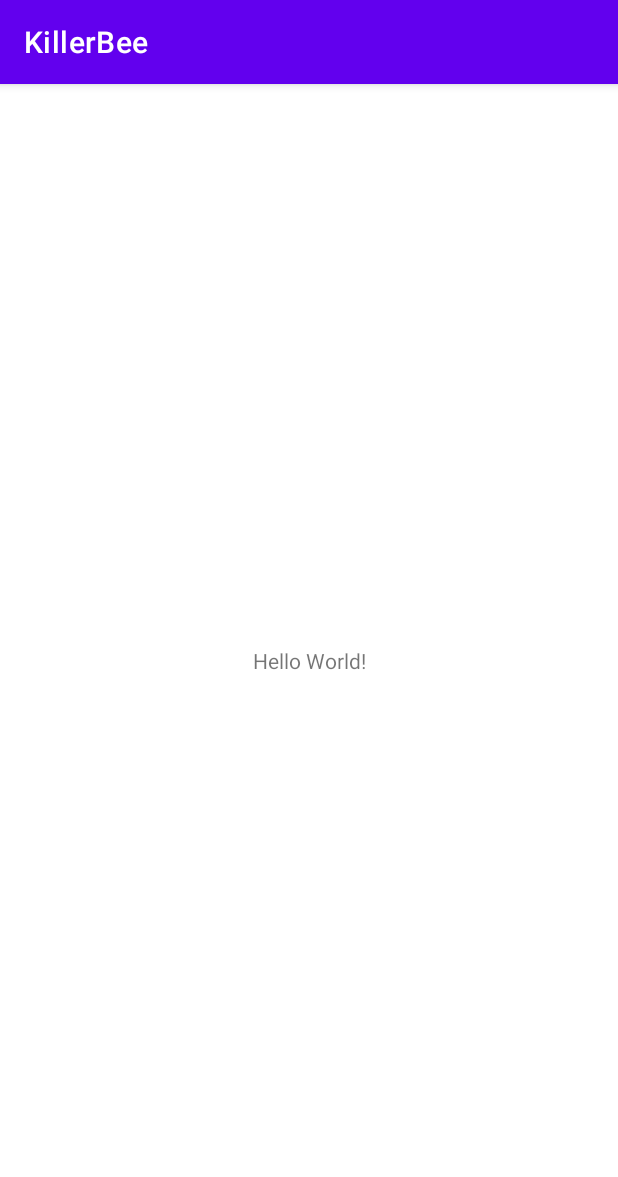
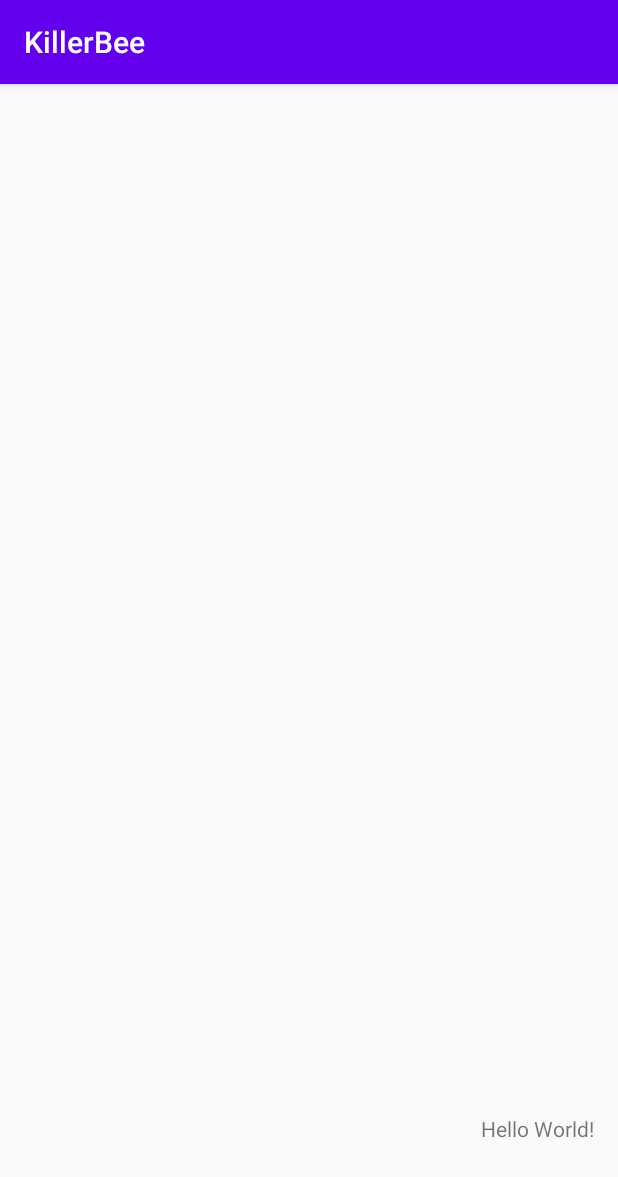
Before and after one commit to adonmo/killerbee, an Android app: the screen it shows after launch (MainActivity), on a phone screen of 412 x 824 dp. Shown: the top 1177 px of the screen. Run offline under Robolectric (Android 15) with nearby library versions, the phone set to English and light mode, and no system bars.

```diff
--- a/app/src/main/res/layout/activity_main.xml
+++ b/app/src/main/res/layout/activity_main.xml
@@ -11,8 +11,10 @@
         android:layout_height="wrap_content"
         android:text="Hello World!"
         app:layout_constraintBottom_toBottomOf="parent"
+        app:layout_constraintHorizontal_bias="0.952"
         app:layout_constraintLeft_toLeftOf="parent"
         app:layout_constraintRight_toRightOf="parent"
-        app:layout_constraintTop_toTopOf="parent" />
+        app:layout_constraintTop_toTopOf="parent"
+        app:layout_constraintVertical_bias="0.917" />
 
 </androidx.constraintlayout.widget.ConstraintLayout>
--- a/app/src/main/res/values-night/themes.xml
+++ b/app/src/main/res/values-night/themes.xml
@@ -1,16 +1,7 @@
 <resources xmlns:tools="http://schemas.android.com/tools">
     <!-- Base application theme. -->
-    <style name="Theme.KillerBee" parent="Theme.MaterialComponents.DayNight.DarkActionBar">
+    <style name="Theme.KillerBee" parent="Theme.AppCompat.DayNight.DarkActionBar">
         <!-- Primary brand color. -->
         <item name="colorPrimary">@color/purple_200</item>
-        <item name="colorPrimaryVariant">@color/purple_700</item>
-        <item name="colorOnPrimary">@color/black</item>
-        <!-- Secondary brand color. -->
-        <item name="colorSecondary">@color/teal_200</item>
-        <item name="colorSecondaryVariant">@color/teal_200</item>
-        <item name="colorOnSecondary">@color/black</item>
-        <!-- Status bar color. -->
-        <item name="android:statusBarColor" tools:targetApi="l">?attr/colorPrimaryVariant</item>
-        <!-- Customize your theme here. -->
     </style>
 </resources>
--- a/app/src/main/res/values/themes.xml
+++ b/app/src/main/res/values/themes.xml
@@ -1,16 +1,8 @@
 <resources xmlns:tools="http://schemas.android.com/tools">
     <!-- Base application theme. -->
-    <style name="Theme.KillerBee" parent="Theme.MaterialComponents.DayNight.DarkActionBar">
+    <style name="Theme.KillerBee" parent="Theme.AppCompat.DayNight.DarkActionBar">
         <!-- Primary brand color. -->
         <item name="colorPrimary">@color/purple_500</item>
-        <item name="colorPrimaryVariant">@color/purple_700</item>
-        <item name="colorOnPrimary">@color/white</item>
-        <!-- Secondary brand color. -->
-        <item name="colorSecondary">@color/teal_200</item>
-        <item name="colorSecondaryVariant">@color/teal_700</item>
-        <item name="colorOnSecondary">@color/black</item>
-        <!-- Status bar color. -->
-        <item name="android:statusBarColor" tools:targetApi="l">?attr/colorPrimaryVariant</item>
         <!-- Customize your theme here. -->
     </style>
 </resources>
--- a/build.gradle
+++ b/build.gradle
@@ -40,4 +40,6 @@ ext {
     targetSdkVersion = 29
 
     compileSdkVersion = 29
+
+    clientVersion = '1.2.5'
 }
--- a/killerbee/build.gradle
+++ b/killerbee/build.gradle
@@ -41,4 +41,6 @@ dependencies {
     testImplementation "junit:junit:$rootProject.ext.junitVersion"
     androidTestImplementation "androidx.test.ext:junit:$rootProject.ext.androidJunitVersion"
     androidTestImplementation "androidx.test.espresso:espresso-core:$rootProject.ext.espressoVersion"
+
+    implementation "org.eclipse.paho:org.eclipse.paho.client.mqttv3:${rootProject.ext.clientVersion}"
 }
--- a/killerbee/src/main/AndroidManifest.xml
+++ b/killerbee/src/main/AndroidManifest.xml
@@ -2,4 +2,7 @@
 <manifest xmlns:android="http://schemas.android.com/apk/res/android"
     package="com.adonmo.killerbee">
 
+    <application>
+        <service android:name=".service.AndroidMQTTService" />
+    </application>
 </manifest>
```
Also changed, not shown: killerbee/src/main/java/com/adonmo/killerbee/service/AndroidMQTTService.kt (added, +15 -0 lines).
